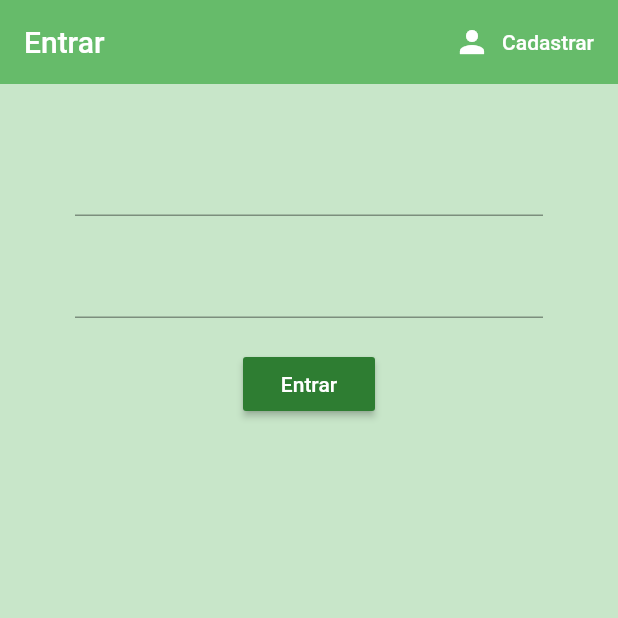
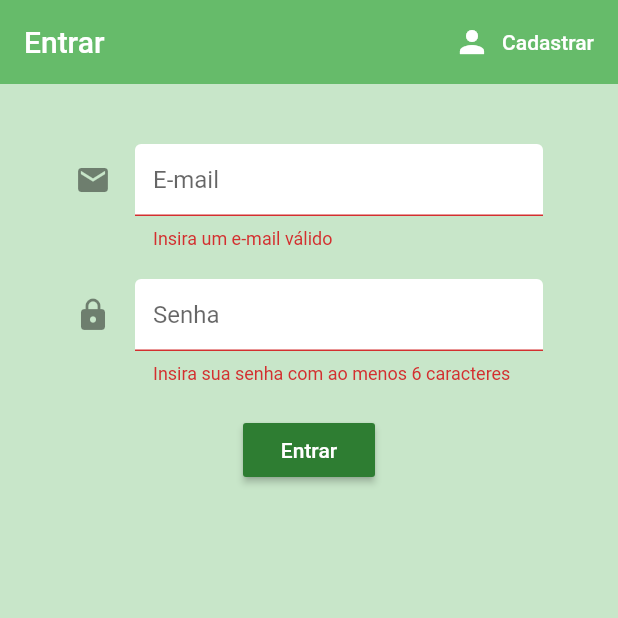
Before and after one commit to prmlimajr/capyba-challenge, a Flutter app: the screen it shows after launch, after a tap on "Entrar", on a phone screen of 412 x 824 dp, the top half of it. Run offline on Flutter 3.47's test engine with Material 2 defaults, Android fonts, the phone set to English and light mode, and no system bars; our stand-ins replace email_validator, firebase_auth, firebase_core, flutter_spinkit; accounts and stored records are empty.

Commit message:
sign in, loading screen and input styles

```diff
--- a/lib/screens/authenticate/sign_in.dart
+++ b/lib/screens/authenticate/sign_in.dart
@@ -1,7 +1,9 @@
-import 'package:capyba_app/screens/authenticate/register.dart';
 import 'package:capyba_app/services/auth.dart';
-import 'package:flutter/gestures.dart';
+import 'package:capyba_app/shared/constants.dart';
+import 'package:email_validator/email_validator.dart';
 import 'package:flutter/material.dart';
+import 'package:capyba_app/shared/constants.dart';
+import 'package:capyba_app/shared/loading.dart';
 
 class SignIn extends StatefulWidget {
   final Function toggleView;
@@ -13,13 +15,17 @@ class SignIn extends StatefulWidget {
 
 class _SignInState extends State<SignIn> {
   final AuthService _auth = AuthService();
-
+  final _formKey = GlobalKey<FormState>();
   String email = '';
   String password = '';
+  String error = '';
+  bool loading = false;
 
   @override
   Widget build(BuildContext context) {
-    return Scaffold(
+    return loading
+        ? Loading()
+        : Scaffold(
             backgroundColor: Colors.green[100],
             appBar: AppBar(
               backgroundColor: Colors.green[400],
@@ -39,10 +45,16 @@ class _SignInState extends State<SignIn> {
             body: Container(
               padding: EdgeInsets.symmetric(vertical: 20.0, horizontal: 50.0),
               child: Form(
+                key: _formKey,
                 child: Column(
                   children: <Widget>[
                     SizedBox(height: 20.0),
                     TextFormField(
+                      decoration: textInputDecoration.copyWith(
+                          hintText: 'E-mail', icon: Icon(Icons.mail)),
+                      validator: (value) => !EmailValidator.validate(value)
+                          ? 'Insira um e-mail válido'
+                          : null,
                       onChanged: (value) {
                         setState(() {
                           email = value;
@@ -51,6 +63,11 @@ class _SignInState extends State<SignIn> {
                     ),
                     SizedBox(height: 20.0),
                     TextFormField(
+                      decoration: textInputDecoration.copyWith(
+                          icon: Icon(Icons.lock_rounded), hintText: 'Senha'),
+                      validator: (value) => value.length < 6
+                          ? 'Insira sua senha com ao menos 6 caracteres'
+                          : null,
                       obscureText: true,
                       onChanged: (value) {
                         setState(() {
@@ -66,9 +83,26 @@ class _SignInState extends State<SignIn> {
                         style: TextStyle(color: Colors.white),
                       ),
                       onPressed: () async {
-                    print(email + password);
+                        if (_formKey.currentState.validate()) {
+                          setState(() {
+                            loading = true;
+                          });
+                          dynamic result = await _auth
+                              .signInWithEmailAndPassword(email, password);
+
+                          if (result == null) {
+                            setState(() {
+                              error =
+                                  'Não foi possível validar o acesso com estas credenciais.';
+                              loading = false;
+                            });
+                          }
+                        }
                       },
                     ),
+                    SizedBox(height: 12.0),
+                    Text(error,
+                        style: TextStyle(color: Colors.red, fontSize: 14.0))
                   ],
                 ),
               ),
--- /dev/null
+++ b/lib/shared/constants.dart
@@ -0,0 +1,9 @@
+import 'package:flutter/material.dart';
+
+const textInputDecoration = InputDecoration(
+    fillColor: Colors.white,
+    filled: true,
+    enabledBorder: OutlineInputBorder(
+        borderSide: BorderSide(color: Colors.white, width: 2.0)),
+    focusedBorder: OutlineInputBorder(
+        borderSide: BorderSide(color: Colors.green, width: 2.0)));
--- a/pubspec.yaml
+++ b/pubspec.yaml
@@ -32,6 +32,7 @@ dependencies:
   firebase_core: ^0.7.0
   provider: ^4.3.3
   email_validator: ^1.0.6
+  flutter_spinkit: '^4.1.2'
 
 dev_dependencies:
   flutter_test:
```
Also changed, not shown: lib/screens/authenticate/register.dart (+20 -18 lines), lib/services/auth.dart (+13 -2 lines), lib/shared/loading.dart (added, +16 -0 lines), pubspec.lock. Lines whose indentation alone changed are shown as unchanged.
